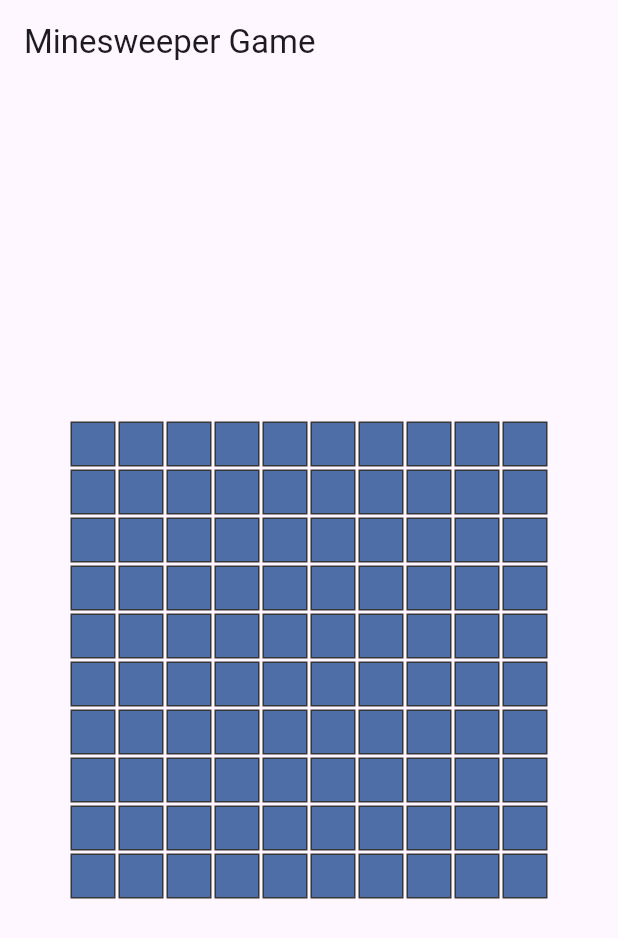
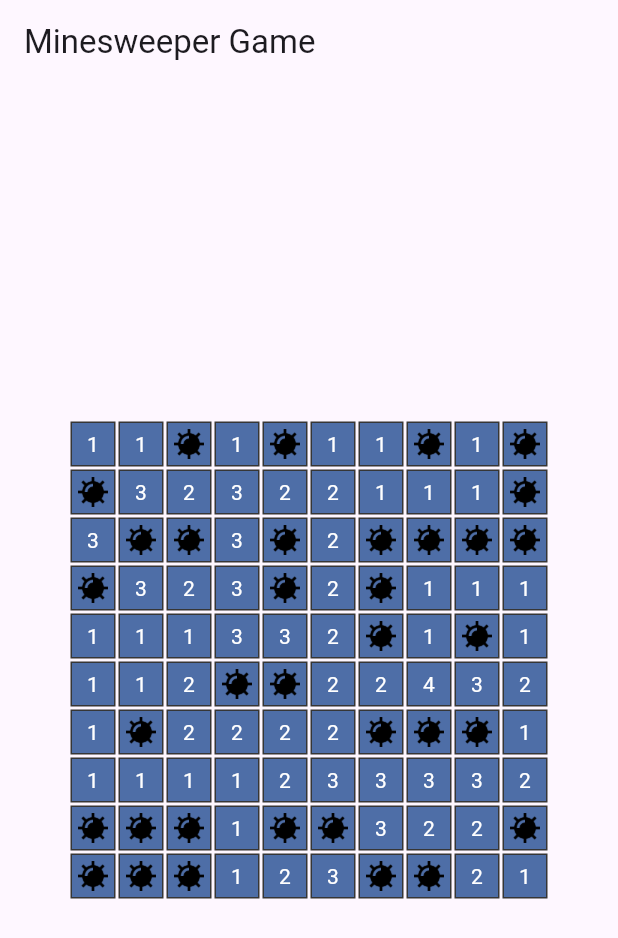
Before and after one commit to abdyevas/Flutter_Minesweeper, a Flutter app: the screen it shows after launch, on a phone screen of 412 x 824 dp. Shown: the top 938 px of the screen. Run offline on Flutter 3.47's test engine with Material 3 defaults, Android fonts, the phone set to English and light mode, and no system bars.

```diff
--- a/minesweeper/lib/screens/minesweeper.dart
+++ b/minesweeper/lib/screens/minesweeper.dart
@@ -53,7 +53,20 @@ class _MinesweeperState extends State<Minesweeper> {
                               ? const Color.fromARGB(255, 8, 29, 58)
                               : const Color.fromARGB(255, 78, 110, 167),
                         ),
-                        // add child with icon or number
+                        child: Center(
+                          child: board[rowIndex][colIndex] > 0
+                          ? Text(
+                            board[rowIndex][colIndex].toString(),
+                            style: const TextStyle(
+                              color: Colors.white,
+                            ),
+                          )
+                          : Image.asset(
+                            'assets/images/mine_icon.png',
+                            width: 20,
+                            height: 20,
+                          ),
+                        ),
                         // add list of revealed cells with bool type
                       ),
                     );
```
